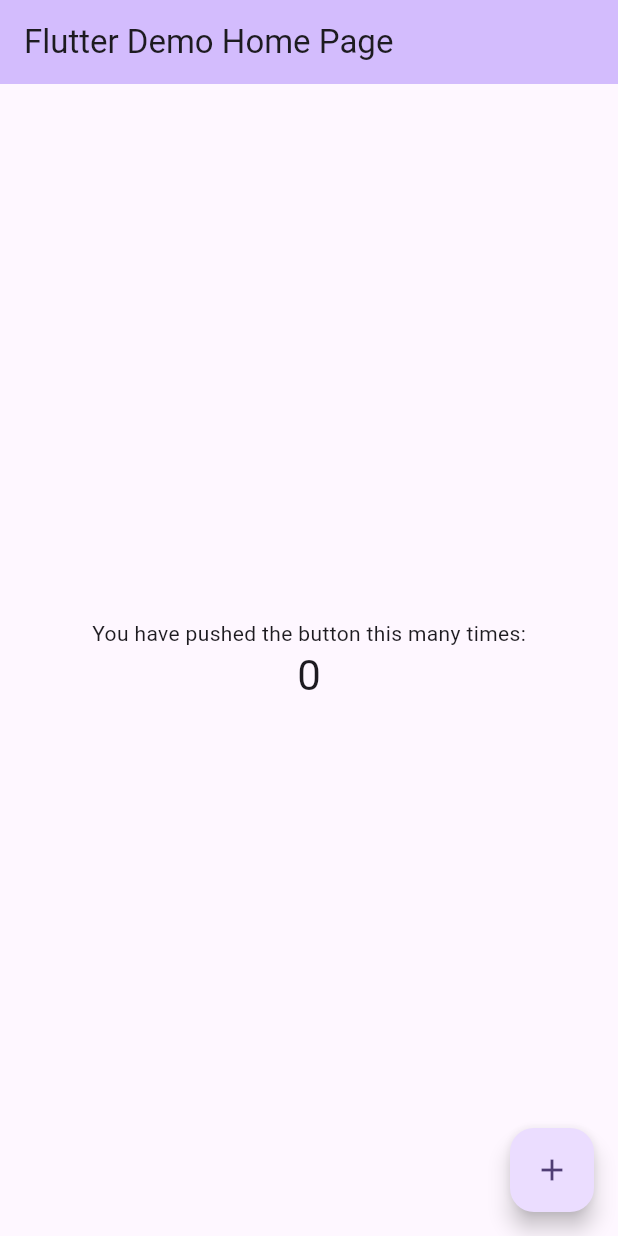
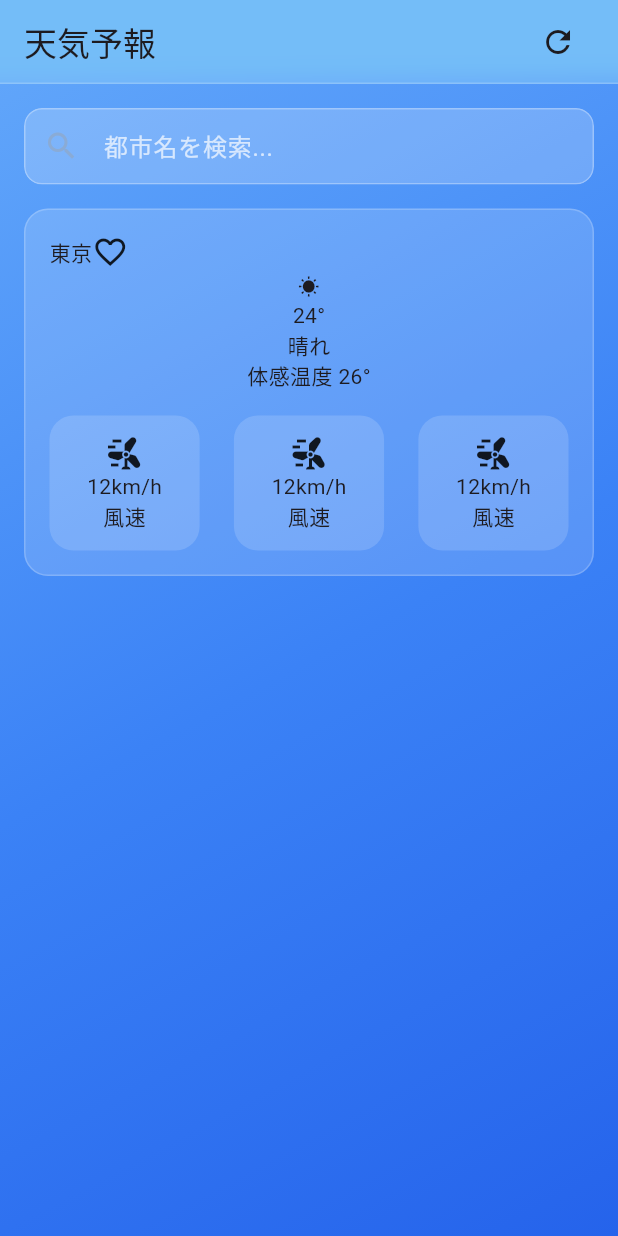
Before and after one commit to tttuuu1234/weather_app, a Flutter app: the screen it shows after launch, on a phone screen of 412 x 824 dp. Run offline on Flutter 3.47's test engine with Material 3 defaults, Android fonts, the phone set to English and light mode, and no system bars; our stand-ins replace hooks_riverpod.

Commit message:
feat:仮デザイン作成

```diff
--- a/analysis_options.yaml
+++ b/analysis_options.yaml
@@ -1,28 +1,8 @@
-# This file configures the analyzer, which statically analyzes Dart code to
-# check for errors, warnings, and lints.
-#
-# The issues identified by the analyzer are surfaced in the UI of Dart-enabled
-# IDEs (https://dart.dev/tools#ides-and-editors). The analyzer can also be
-# invoked from the command line by running `flutter analyze`.
-
-# The following line activates a set of recommended lints for Flutter apps,
-# packages, and plugins designed to encourage good coding practices.
 include: package:flutter_lints/flutter.yaml
 
+formatter:
+  # 末尾カンマの削除打ち消し。
+  trailing_commas: preserve
+
 linter:
-  # The lint rules applied to this project can be customized in the
-  # section below to disable rules from the `package:flutter_lints/flutter.yaml`
-  # included above or to enable additional rules. A list of all available lints
-  # and their documentation is published at https://dart.dev/lints.
-  #
-  # Instead of disabling a lint rule for the entire project in the
-  # section below, it can also be suppressed for a single line of code
-  # or a specific dart file by using the `// ignore: name_of_lint` and
-  # `// ignore_for_file: name_of_lint` syntax on the line or in the file
-  # producing the lint.
   rules:
-    # avoid_print: false  # Uncomment to disable the `avoid_print` rule
-    # prefer_single_quotes: true  # Uncomment to enable the `prefer_single_quotes` rule
-
-# Additional information about this file can be found at
-# https://dart.dev/guides/language/analysis-options
--- a/lib/main.dart
+++ b/lib/main.dart
@@ -1,4 +1,5 @@
 import 'package:flutter/material.dart';
+import 'package:weather_app/pages/home/home_page.dart';
 
 void main() {
   runApp(const MyApp());
@@ -14,53 +15,7 @@ class MyApp extends StatelessWidget {
       theme: ThemeData(
         colorScheme: ColorScheme.fromSeed(seedColor: Colors.deepPurple),
       ),
-      home: const MyHomePage(title: 'Flutter Demo Home Page'),
+      home: const HomePage(),
     );
   }
 }
-
-class MyHomePage extends StatefulWidget {
-  const MyHomePage({super.key, required this.title});
-
-  final String title;
-
-  @override
-  State<MyHomePage> createState() => _MyHomePageState();
-}
-
-class _MyHomePageState extends State<MyHomePage> {
-  int _counter = 0;
-
-  void _incrementCounter() {
-    setState(() {
-      _counter++;
-    });
-  }
-
-  @override
-  Widget build(BuildContext context) {
-    return Scaffold(
-      appBar: AppBar(
-        backgroundColor: Theme.of(context).colorScheme.inversePrimary,
-        title: Text(widget.title),
-      ),
-      body: Center(
-        child: Column(
-          mainAxisAlignment: MainAxisAlignment.center,
-          children: <Widget>[
-            const Text('You have pushed the button this many times:'),
-            Text(
-              '$_counter',
-              style: Theme.of(context).textTheme.headlineMedium,
-            ),
-          ],
-        ),
-      ),
-      floatingActionButton: FloatingActionButton(
-        onPressed: _incrementCounter,
-        tooltip: 'Increment',
-        child: const Icon(Icons.add),
-      ),
-    );
-  }
-}
--- /dev/null
+++ b/lib/pages/home/home_page.dart
@@ -0,0 +1,174 @@
+import 'dart:ui';
+
+import 'package:flutter/material.dart';
+import 'package:hooks_riverpod/hooks_riverpod.dart';
+
+class HomePage extends HookConsumerWidget {
+  const HomePage({super.key});
+  @override
+  Widget build(BuildContext context, WidgetRef ref) {
+    return Scaffold(
+      appBar: AppBar(
+        title: Row(
+          mainAxisAlignment: MainAxisAlignment.spaceBetween,
+          children: [
+            Text('天気予報'),
+            IconButton(onPressed: () {}, icon: const Icon(Icons.refresh)),
+          ],
+        ),
+        backgroundColor: Colors.white.withValues(alpha: .3),
+        elevation: 0,
+        flexibleSpace: ClipRRect(
+          child: BackdropFilter(
+            filter: ImageFilter.blur(sigmaX: 10, sigmaY: 10),
+            child: Container(
+              decoration: BoxDecoration(
+                color: Colors.white.withValues(alpha: .1),
+                border: Border(
+                  bottom: BorderSide(
+                    color: Colors.white.withValues(alpha: .2),
+                    width: 1,
+                  ),
+                ),
+              ),
+            ),
+          ),
+        ),
+      ),
+      backgroundColor: Colors.blue,
+      body: Container(
+        height: MediaQuery.sizeOf(context).height,
+        decoration: BoxDecoration(
+          gradient: LinearGradient(
+            begin: Alignment.topLeft,
+            end: Alignment.bottomRight,
+            colors: [
+              Color(0xFF60A5FA), // 明るい青（空の色）
+              Color(0xFF3B82F6), // 中間の青
+              Color(0xFF2563EB), // 深い青（夕空の色）
+            ],
+          ),
+        ),
+        child: SingleChildScrollView(
+          child: Padding(
+            padding: const EdgeInsets.all(16),
+            child: Column(
+              children: [
+                Container(
+                  decoration: BoxDecoration(
+                    borderRadius: BorderRadius.circular(12),
+                  ),
+                  child: ClipRRect(
+                    borderRadius: BorderRadius.circular(12),
+                    child: Container(
+                      decoration: BoxDecoration(
+                        color: Colors.white.withValues(
+                          alpha: 0.2,
+                        ), // bg-white/20
+                        border: Border.all(
+                          color: Colors.white.withValues(
+                            alpha: 0.3,
+                          ), // border-white/30
+                          width: 1.0,
+                        ),
+                        borderRadius: BorderRadius.circular(12),
+                      ),
+                      child: TextField(
+                        cursorColor: Colors.white.withValues(alpha: .3),
+                        decoration: InputDecoration(
+                          border: InputBorder.none, // 既存のボーダーを無効化
+                          contentPadding: EdgeInsets.symmetric(
+                            horizontal: 16,
+                            vertical: 12,
+                          ),
+                          hintText: '都市名を検索...',
+                          hintStyle: TextStyle(
+                            color: Colors.white.withValues(alpha: 0.7),
+                          ),
+                          prefixIcon: Icon(
+                            Icons.search,
+                            color: Colors.grey.withValues(alpha: 0.4),
+                          ),
+                        ),
+                        style: TextStyle(color: Colors.white),
+                      ),
+                    ),
+                  ),
+                ),
+                const SizedBox(height: 16),
+                Container(
+                  decoration: BoxDecoration(
+                    color: Colors.white.withValues(alpha: .15), // bg-white/15
+                    borderRadius: BorderRadius.circular(16), // rounded-2xl
+                    border: Border.all(
+                      color: Colors.white.withValues(
+                        alpha: 0.2,
+                      ), // border-white/20
+                      width: 1.0,
+                    ),
+                  ),
+                  child: Padding(
+                    padding: EdgeInsets.all(16),
+                    child: Column(
+                      children: [
+                        Row(
+                          children: [
+                            Text('東京'),
+                            Icon(Icons.favorite_outline),
+                          ],
+                        ),
+                        Text('☀️'),
+                        Text('24°'),
+                        Text('晴れ'),
+                        Text('体感温度 26°'),
+                        const SizedBox(height: 16),
+                        Row(
+                          mainAxisAlignment: MainAxisAlignment.spaceBetween,
+                          children: [
+                            _WeatherCondition(),
+                            _WeatherCondition(),
+                            _WeatherCondition(),
+                          ],
+                        ),
+                      ],
+                    ),
+                  ),
+                ),
+              ],
+            ),
+          ),
+        ),
+      ),
+    );
+  }
+}
+
+class _WeatherCondition extends StatelessWidget {
+  const _WeatherCondition();
+
+  @override
+  Widget build(BuildContext context) {
+    return Container(
+      padding: EdgeInsets.symmetric(vertical: 12, horizontal: 24),
+      decoration: BoxDecoration(
+        color: Colors.white.withValues(
+          alpha: .15,
+        ), // bg-white/15
+        borderRadius: BorderRadius.circular(
+          16,
+        ), // rounded-2xl
+        border: Border.all(
+          color: Colors.transparent,
+          width: 1.0,
+        ),
+      ),
+      child: Column(
+        children: [
+          Icon(Icons.wind_power),
+          Text('12km/h'),
+          Text('風速'),
+        ],
+      ),
+    );
+  }
+}
--- a/pubspec.yaml
+++ b/pubspec.yaml
@@ -34,6 +34,8 @@ dependencies:
   # The following adds the Cupertino Icons font to your application.
   # Use with the CupertinoIcons class for iOS style icons.
   cupertino_icons: ^1.0.8
+  flutter_hooks: ^0.21.2
+  hooks_riverpod: ^2.6.1
 
 dev_dependencies:
   flutter_test:
```
Also changed, not shown: pubspec.lock.
